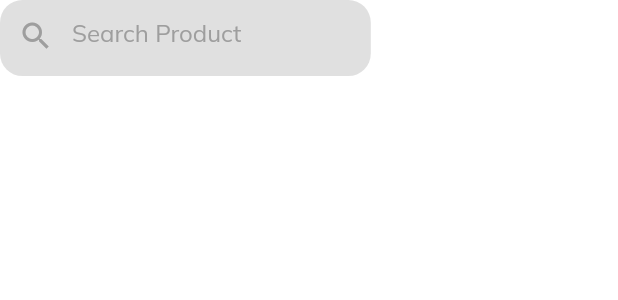
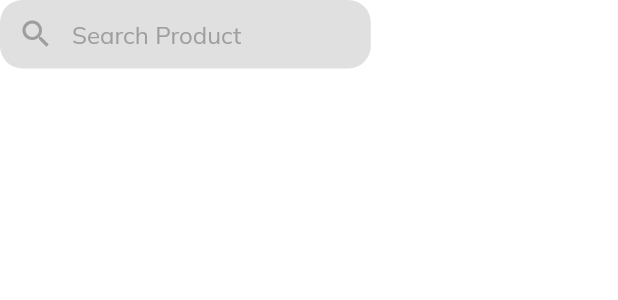
Before and after one commit to mahmoudlotf0/E-Commerce-App, a Flutter app: the SearchProduct widget shown alone on an empty page, opened directly, on a phone screen of 412 x 824 dp. Shown: the top 300 px of the screen. Run offline on Flutter 3.47's test engine with Material 2 defaults, Android fonts, the phone set to English and light mode, and no system bars; our stand-ins replace bloc, dio, flutter_bloc, flutter_svg, google_fonts; network calls fail.

Commit message:
Add home header contains search bar, cart and bell

```diff
--- a/lib/presentationLayer/screens/products_screen/components/home_header.dart
+++ b/lib/presentationLayer/screens/products_screen/components/home_header.dart
@@ -1,4 +1,3 @@
-import 'package:ecommerceapp/constans/size_config.dart';
 import 'package:ecommerceapp/presentationLayer/screens/products_screen/components/build_bell_container.dart';
 import 'package:ecommerceapp/presentationLayer/screens/products_screen/components/build_cart_container.dart';
 import 'package:ecommerceapp/presentationLayer/screens/products_screen/components/search_product.dart';
--- a/lib/presentationLayer/screens/products_screen/components/search_product.dart
+++ b/lib/presentationLayer/screens/products_screen/components/search_product.dart
@@ -11,7 +11,7 @@ class SearchProduct extends StatelessWidget {
 
     return Container(
       width: SizeConfig.screenWidth * 0.6,
-      height: getProportionateScreenHeight(50),
+      height: getProportionateScreenHeight(45),
       decoration: BoxDecoration(
         color: Colors.grey[300],
         borderRadius: BorderRadius.circular(15),
--- a/lib/presentationLayer/widgets/custom_size_box.dart
+++ b/lib/presentationLayer/widgets/custom_size_box.dart
@@ -1,9 +1,10 @@
 import '../../constans/size_config.dart';
 import 'package:flutter/cupertino.dart';
 
-SizedBox customSizeBox({double height = 0, double width = 0}) {
+SizedBox customSizeBox({double height = 0, double width = 0, Widget? child}) {
   return SizedBox(
     height: getProportionateScreenHeight(height),
     width: getProportionateScreenWidth(width),
+    child: child,
   );
 }
```
Also changed, not shown: lib/themes/text_styles.dart (+7 -0 lines).
